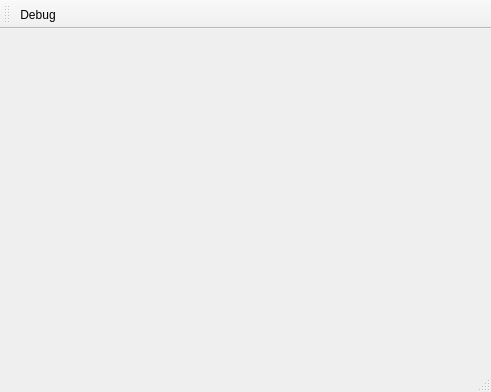
Above: canopenwin.ui from catompiler/QCanDrive before the change. Below: the same form after it.
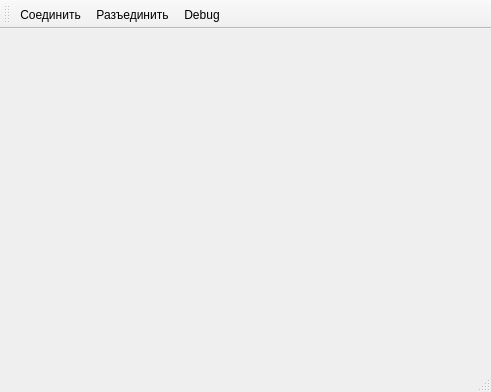
That is the form after the change.

```diff
--- a/canopenwin.ui
+++ b/canopenwin.ui
@@ -35,6 +35,8 @@
    <attribute name="toolBarBreak">
     <bool>false</bool>
    </attribute>
+   <addaction name="actConnect"/>
+   <addaction name="actDisconnect"/>
    <addaction name="actDebugExec"/>
   </widget>
   <action name="actDebugExec">
@@ -42,6 +44,22 @@
     <string>Debug</string>
    </property>
   </action>
+  <action name="actConnect">
+   <property name="text">
+    <string>Соединить</string>
+   </property>
+   <property name="toolTip">
+    <string>Соединить</string>
+   </property>
+  </action>
+  <action name="actDisconnect">
+   <property name="text">
+    <string>Разъединить</string>
+   </property>
+   <property name="toolTip">
+    <string>Разъединить</string>
+   </property>
+  </action>
  </widget>
  <resources/>
  <connections/>
```
